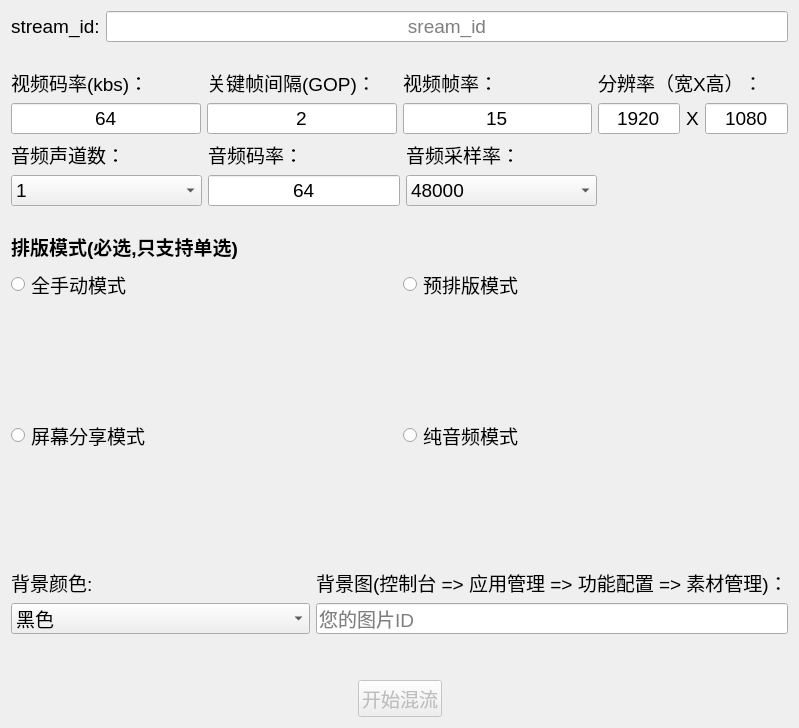
tencentyun/TRTCSDK, file Mac/QTDemo/src/TestMixStreamPublish/TestMixStreamPublishDialog.ui: the form before one commit.
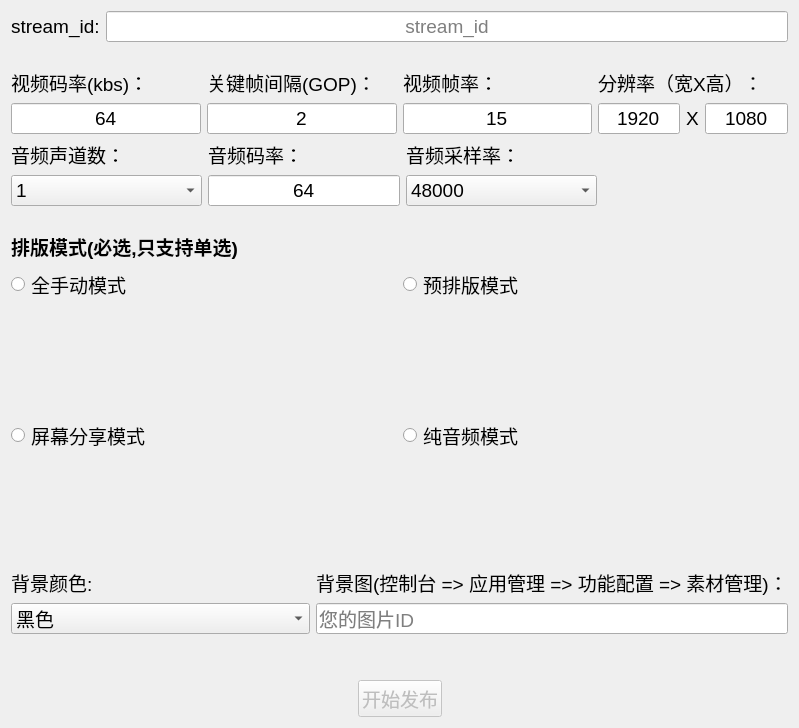
The form after the commit. Icons and pictures are not drawn.

```diff
--- a/Mac/QTDemo/src/TestMixStreamPublish/TestMixStreamPublishDialog.ui
+++ b/Mac/QTDemo/src/TestMixStreamPublish/TestMixStreamPublishDialog.ui
@@ -59,7 +59,7 @@
         <set>Qt::AlignCenter</set>
        </property>
        <property name="placeholderText">
-        <string>sream_id</string>
+        <string>stream_id</string>
        </property>
       </widget>
      </item>
@@ -820,7 +820,7 @@
         <enum>Qt::NoFocus</enum>
        </property>
        <property name="text">
-        <string>开始混流</string>
+        <string>开始发布</string>
        </property>
        <property name="checked">
         <bool>false</bool>
```
Left out of the diff: 16 changed lines with no effect on the pictures.
